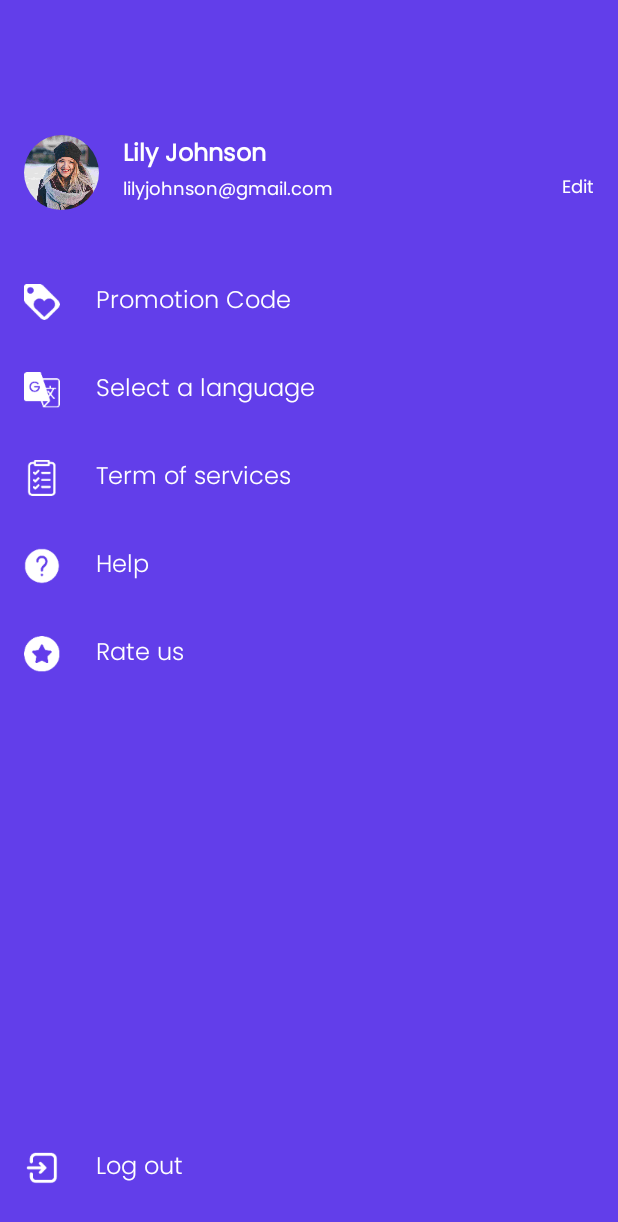
After one commit to DevThurain/movie_ticket_app, an Android app: the layout drawer_home.xml on its own in the app's theme, with its tools: preview values and no code run, on a phone screen of 412 x 824 dp. The commit adds this screen. Shown: the top 1222 px of the screen. Run offline under Robolectric (Android 15) with nearby library versions, the light colour scheme and no system bars.

```diff
--- a/app/src/main/res/layout/activity_home.xml
+++ b/app/src/main/res/layout/activity_home.xml
@@ -93,7 +93,7 @@
         <include
             android:layout_height="match_parent"
             android:layout_width="match_parent"
-            layout="@layout/view_drawer"/>
+            layout="@layout/drawer_home"/>
 
     </com.google.android.material.navigation.NavigationView>
 
--- /dev/null
+++ b/app/src/main/res/layout/drawer_home.xml
@@ -0,0 +1,234 @@
+<?xml version="1.0" encoding="utf-8"?>
+<RelativeLayout xmlns:android="http://schemas.android.com/apk/res/android"
+    android:layout_width="match_parent"
+    android:layout_height="match_parent"
+    xmlns:app="http://schemas.android.com/apk/res-auto"
+    android:background="@color/color_primary">
+
+    <com.google.android.material.imageview.ShapeableImageView
+        android:id="@+id/ivDrawerProfile"
+        android:layout_width="@dimen/width_profile"
+        android:layout_height="@dimen/width_profile"
+        android:layout_marginStart="@dimen/margin_medium_2"
+        android:layout_marginTop="@dimen/margin_drawer_top"
+        android:scaleType="centerCrop"
+        app:srcCompat="@drawable/placeholder_profile"
+        app:shapeAppearanceOverlay="@style/ShapeAppearanceOverlay.App.CornerSize50Percent"
+        />
+
+    <LinearLayout
+        android:id="@+id/llPersonInfo"
+        android:layout_width="match_parent"
+        android:layout_height="wrap_content"
+        android:layout_toEndOf="@id/ivDrawerProfile"
+        android:layout_marginStart="@dimen/margin_medium_2"
+        android:layout_alignTop="@id/ivDrawerProfile"
+        android:layout_alignBottom="@id/ivDrawerProfile"
+        android:orientation="vertical">
+
+        <androidx.appcompat.widget.AppCompatTextView
+            android:id="@+id/tvDrawerName"
+            android:layout_width="wrap_content"
+            android:layout_height="wrap_content"
+            android:fontFamily="@font/poppins_regular"
+            android:text="Lily Johnson"
+            android:textAlignment="center"
+            android:textColor="@color/white"
+            android:textSize="@dimen/text_regular_2x"
+            android:textStyle="bold" />
+
+        <androidx.appcompat.widget.AppCompatTextView
+            android:id="@+id/tvDrawerEmail"
+            android:layout_width="wrap_content"
+            android:layout_height="wrap_content"
+            android:fontFamily="@font/poppins_regular"
+            android:text="lilyjohnson@gmail.com"
+            android:textAlignment="center"
+            android:textColor="@color/white"
+            android:textSize="@dimen/text_small" />
+    </LinearLayout>
+
+    <androidx.appcompat.widget.AppCompatTextView
+        android:id="@+id/tvDrawerEdit"
+        android:layout_width="wrap_content"
+        android:layout_height="wrap_content"
+        android:fontFamily="@font/poppins_regular"
+        android:layout_alignBottom="@id/llPersonInfo"
+        android:layout_alignParentEnd="true"
+        android:layout_marginEnd="@dimen/margin_medium_2"
+        android:layout_marginBottom="@dimen/margin_small"
+        app:fontFamily="@font/poppins_regular"
+        android:text="@string/lbl_edit"
+        android:textColor="@color/white"
+        android:textSize="@dimen/text_small" />
+
+    <LinearLayout
+        android:id="@+id/llPromotion"
+        android:layout_width="match_parent"
+        android:layout_height="wrap_content"
+        android:layout_below="@id/ivDrawerProfile"
+        android:orientation="horizontal"
+        android:layout_marginHorizontal="@dimen/margin_medium_2"
+        android:layout_marginTop="@dimen/margin_xxlarge">
+
+        <androidx.appcompat.widget.AppCompatImageView
+            android:layout_width="@dimen/margin_large"
+            android:layout_height="@dimen/margin_large"
+            android:layout_gravity="center"
+            app:srcCompat="@drawable/ic_promotion"
+            />
+
+        <androidx.appcompat.widget.AppCompatTextView
+            android:layout_width="wrap_content"
+            android:layout_height="wrap_content"
+            android:layout_marginStart="@dimen/margin_large"
+            android:text="@string/lbl_promotion_code"
+            app:fontFamily="@font/poppins_light"
+            android:textColor="@color/white"
+            android:textSize="@dimen/text_regular_2x"
+            />
+
+    </LinearLayout>
+
+    <LinearLayout
+        android:id="@+id/llSelectLanguage"
+        android:layout_width="match_parent"
+        android:layout_height="wrap_content"
+        android:layout_below="@id/llPromotion"
+        android:orientation="horizontal"
+        android:layout_marginHorizontal="@dimen/margin_medium_2"
+        android:layout_marginTop="@dimen/margin_xlarge">
+
+        <androidx.appcompat.widget.AppCompatImageView
+            android:layout_width="@dimen/margin_large"
+            android:layout_height="@dimen/margin_large"
+            android:layout_gravity="center"
+            app:srcCompat="@drawable/ic_language"
+            />
+
+        <androidx.appcompat.widget.AppCompatTextView
+            android:layout_width="wrap_content"
+            android:layout_height="wrap_content"
+            android:layout_marginStart="@dimen/margin_large"
+            android:text="@string/lbl_select_a_language"
+            app:fontFamily="@font/poppins_light"
+            android:textColor="@color/white"
+            android:textSize="@dimen/text_regular_2x"
+            />
+
+    </LinearLayout>
+
+    <LinearLayout
+        android:id="@+id/llTermOfServices"
+        android:layout_width="match_parent"
+        android:layout_height="wrap_content"
+        android:layout_below="@id/llSelectLanguage"
+        android:orientation="horizontal"
+        android:layout_marginHorizontal="@dimen/margin_medium_2"
+        android:layout_marginTop="@dimen/margin_xlarge">
+
+        <androidx.appcompat.widget.AppCompatImageView
+            android:layout_width="@dimen/margin_large"
+            android:layout_height="@dimen/margin_large"
+            android:layout_gravity="center"
+            app:srcCompat="@drawable/ic_term_and_services"
+            />
+
+        <androidx.appcompat.widget.AppCompatTextView
+            android:layout_width="wrap_content"
+            android:layout_height="wrap_content"
+            android:layout_marginStart="@dimen/margin_large"
+            android:text="@string/lbl_term_of_services"
+            app:fontFamily="@font/poppins_light"
+            android:textColor="@color/white"
+            android:textSize="@dimen/text_regular_2x"
+            />
+
+    </LinearLayout>
+
+    <LinearLayout
+        android:id="@+id/llHelp"
+        android:layout_width="match_parent"
+        android:layout_height="wrap_content"
+        android:layout_below="@id/llTermOfServices"
+        android:orientation="horizontal"
+        android:layout_marginHorizontal="@dimen/margin_medium_2"
+        android:layout_marginTop="@dimen/margin_xlarge">
+
+        <androidx.appcompat.widget.AppCompatImageView
+            android:layout_width="@dimen/margin_large"
+            android:layout_height="@dimen/margin_large"
+            android:layout_gravity="center"
+            app:srcCompat="@drawable/ic_help"
+            />
+
+        <androidx.appcompat.widget.AppCompatTextView
+            android:layout_width="wrap_content"
+            android:layout_height="wrap_content"
+            android:layout_marginStart="@dimen/margin_large"
+            android:text="@string/lbl_help"
+            app:fontFamily="@font/poppins_light"
+            android:textColor="@color/white"
+            android:textSize="@dimen/text_regular_2x"
+            />
+
+    </LinearLayout>
+
+    <LinearLayout
+        android:id="@+id/llRateUs"
+        android:layout_width="match_parent"
+        android:layout_height="wrap_content"
+        android:layout_below="@id/llHelp"
+        android:orientation="horizontal"
+        android:layout_marginHorizontal="@dimen/margin_medium_2"
+        android:layout_marginTop="@dimen/margin_xlarge">
+
+        <androidx.appcompat.widget.AppCompatImageView
+            android:layout_width="@dimen/margin_large"
+            android:layout_height="@dimen/margin_large"
+            android:layout_gravity="center"
+            app:srcCompat="@drawable/ic_rate_us"
+            />
+
+        <androidx.appcompat.widget.AppCompatTextView
+            android:layout_width="wrap_content"
+            android:layout_height="wrap_content"
+            android:layout_marginStart="@dimen/margin_large"
+            android:text="@string/lbl_rate_us"
+            app:fontFamily="@font/poppins_light"
+            android:textColor="@color/white"
+            android:textSize="@dimen/text_regular_2x"
+            />
+
+    </LinearLayout>
+
+    <LinearLayout
+        android:id="@+id/llLogOut"
+        android:layout_width="match_parent"
+        android:layout_height="wrap_content"
+        android:layout_alignParentBottom="true"
+        android:orientation="horizontal"
+        android:layout_marginHorizontal="@dimen/margin_medium_2"
+        android:layout_marginBottom="@dimen/margin_xlarge">
+
+        <androidx.appcompat.widget.AppCompatImageView
+            android:layout_width="@dimen/margin_large"
+            android:layout_height="@dimen/margin_large"
+            android:layout_gravity="center"
+            app:srcCompat="@drawable/ic_log_out"
+            />
+
+        <androidx.appcompat.widget.AppCompatTextView
+            android:layout_width="wrap_content"
+            android:layout_height="wrap_content"
+            android:layout_marginStart="@dimen/margin_large"
+            android:text="@string/lbl_log_out"
+            app:fontFamily="@font/poppins_light"
+            android:textColor="@color/white"
+            android:textSize="@dimen/text_regular_2x"
+            />
+
+    </LinearLayout>
+
+
+</RelativeLayout>
```
